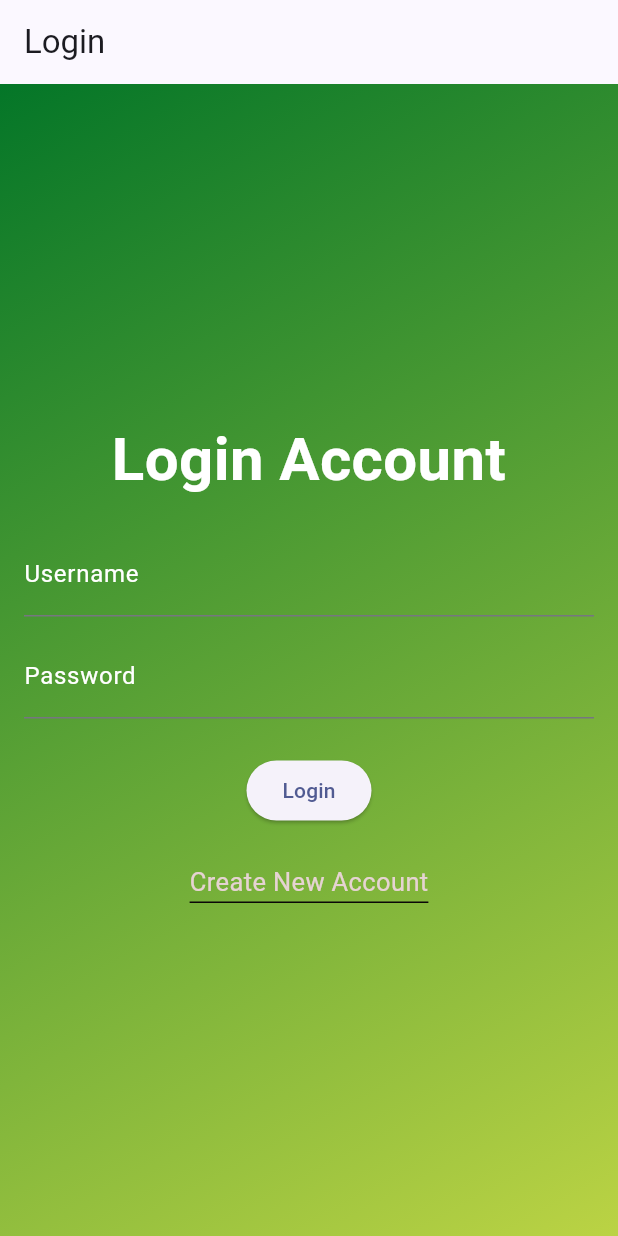
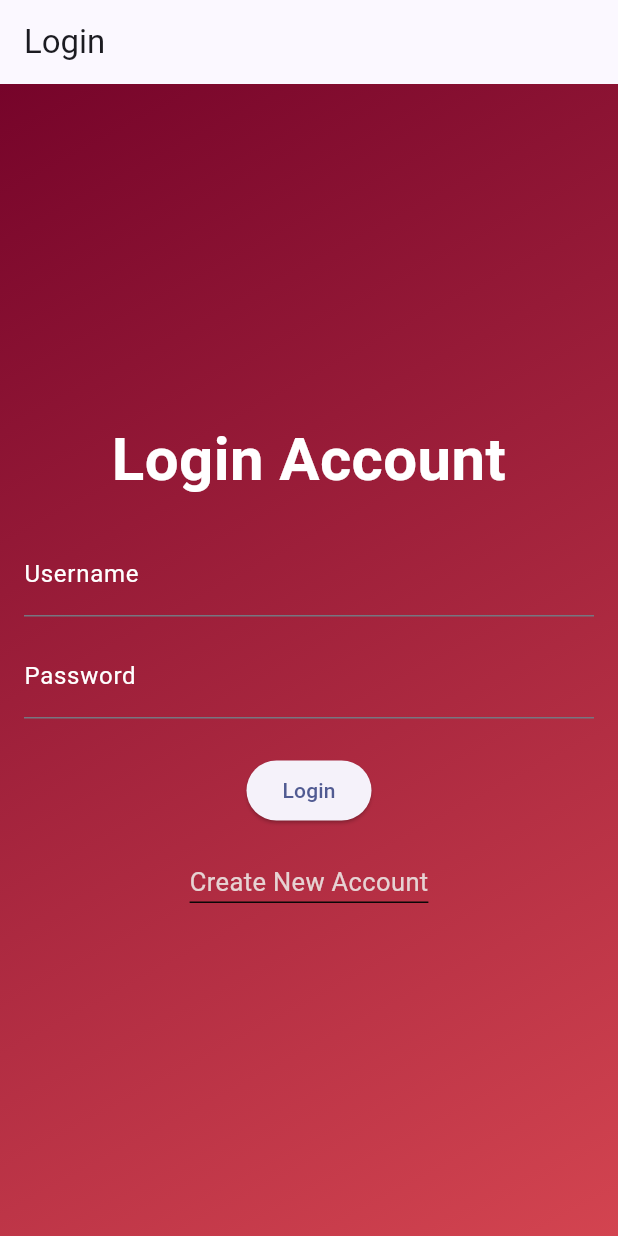
Before and after one commit to alifbintang1/asdos-tracker-mobile, a Flutter app: the screen it shows after launch, on a phone screen of 412 x 824 dp. Run offline on Flutter 3.47's test engine with Material 2 defaults, Android fonts, the light colour scheme and no system bars; missing offline and left inert: pbp_django_auth.

Commit message:
selesai tugas 9

```diff
--- a/lib/screens/login.dart
+++ b/lib/screens/login.dart
@@ -26,6 +26,7 @@ class LoginApp extends StatelessWidget {
 
 class LoginPage extends StatefulWidget {
   const LoginPage({super.key});
+  static String uname = "";
 
   @override
   _LoginPageState createState() => _LoginPageState();
@@ -48,8 +49,8 @@ class _LoginPageState extends State<LoginPage> {
                 begin: Alignment.topLeft,
                 end: Alignment.bottomRight,
                 colors: [
-              Color.fromARGB(255, 4, 118, 40),
-              Color.fromARGB(255, 187, 211, 68)
+              Color.fromARGB(255, 118, 4, 42),
+              Color.fromARGB(255, 211, 68, 80)
             ])),
         padding: const EdgeInsets.all(16.0),
         child: Column(
@@ -102,7 +103,8 @@ class _LoginPageState extends State<LoginPage> {
 
                 if (request.loggedIn) {
                   String message = response['message'];
-                  String uname = response['username'];
+                  LoginPage.uname = response['username'];
+                  String uname = LoginPage.uname;
 
                   Navigator.pushReplacement(
                     context,
```
Also changed, not shown: lib/screens/item_list_page.dart (+21 -14 lines), 1 other file.
